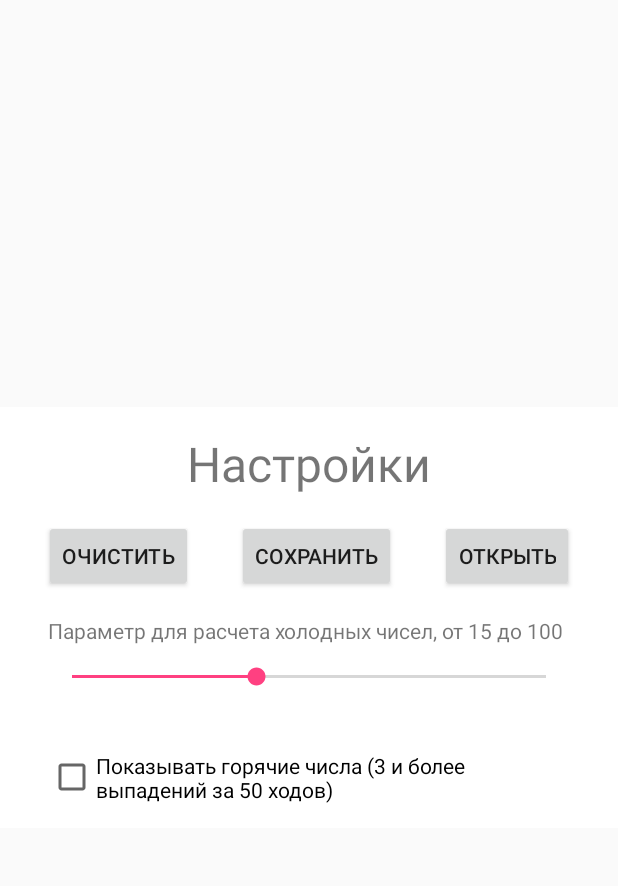
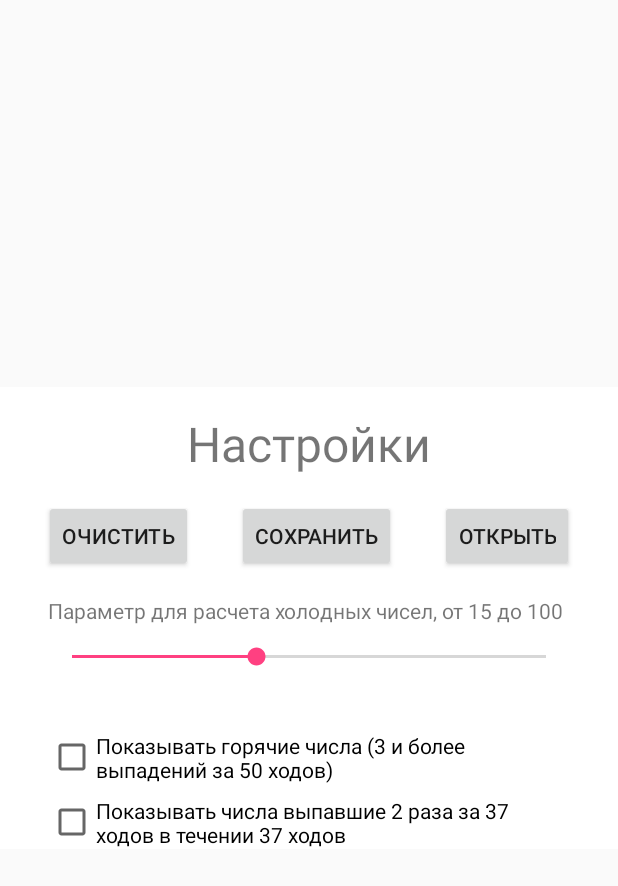
Before and after one commit to VASSUV/kazino, an Android app: the layout table_settings.xml on its own in the app's theme, with its tools: preview values and no code run, on a phone screen of 412 x 824 dp. Shown: the top 886 px of the screen. Run offline under Robolectric (Android 15) with nearby library versions, the phone set to English and light mode, and no system bars.

Commit message:
kazino version 1.0.2

```diff
--- a/app/src/main/java/ru/vassuv/kazino/repository/SharedData.kt
+++ b/app/src/main/java/ru/vassuv/kazino/repository/SharedData.kt
@@ -7,7 +7,7 @@ import ru.vassuv.kazino.FullscreenActivity
 
 enum class SharedData {
     LOG, LOG_STATE, IS_SAVE_LOG, LOG_FIELD1, LOG_FIELD2,
-    CHECK_COLD, CHECK_HOT,
+    CHECK_2_37, CHECK_HOT,
     COUNT_NOT_P;
 
     private val instance: SharedPreferences by lazy { PreferenceManager.getDefaultSharedPreferences(App.context) }
--- a/app/src/main/res/layout/table_settings.xml
+++ b/app/src/main/res/layout/table_settings.xml
@@ -1,6 +1,5 @@
 <?xml version="1.0" encoding="utf-8"?>
-<android.support.v4.widget.NestedScrollView
-    xmlns:android="http://schemas.android.com/apk/res/android"
+<android.support.v4.widget.NestedScrollView xmlns:android="http://schemas.android.com/apk/res/android"
     xmlns:app="http://schemas.android.com/apk/res-auto"
     android:layout_width="match_parent"
     android:layout_height="match_parent">
@@ -27,26 +26,27 @@
             android:layout_width="wrap_content"
             android:layout_height="wrap_content"
             android:text="Очистить"
-            app:layout_constraintTop_toBottomOf="@id/title"
             app:layout_constraintLeft_toLeftOf="parent"
             app:layout_constraintRight_toLeftOf="@+id/buttonSave"
-            />
+            app:layout_constraintTop_toBottomOf="@id/title" />
+
         <Button
             android:id="@+id/buttonSave"
             android:layout_width="wrap_content"
             android:layout_height="wrap_content"
             android:text="Сохранить"
-            app:layout_constraintTop_toTopOf="@id/buttonReset"
             app:layout_constraintLeft_toRightOf="@id/buttonReset"
-            app:layout_constraintRight_toLeftOf="@+id/buttonLoad"/>
+            app:layout_constraintRight_toLeftOf="@+id/buttonLoad"
+            app:layout_constraintTop_toTopOf="@id/buttonReset" />
+
         <Button
             android:id="@+id/buttonLoad"
             android:layout_width="wrap_content"
             android:layout_height="wrap_content"
             android:text="Открыть"
-            app:layout_constraintTop_toTopOf="@id/buttonReset"
             app:layout_constraintLeft_toRightOf="@id/buttonSave"
-            app:layout_constraintRight_toRightOf="parent" />
+            app:layout_constraintRight_toRightOf="parent"
+            app:layout_constraintTop_toTopOf="@id/buttonReset" />
 
         <TextView
             android:id="@+id/seekBarName"
@@ -86,29 +86,29 @@
             android:id="@+id/checkHot"
             android:layout_width="match_parent"
             android:layout_height="wrap_content"
+            android:layout_marginBottom="16dp"
             android:layout_marginEnd="32dp"
             android:layout_marginStart="32dp"
             android:layout_marginTop="8dp"
-            android:layout_marginBottom="16dp"
             android:background="?attr/selectableItemBackground"
             android:text="@string/check_hot"
             app:layout_constraintLeft_toLeftOf="parent"
             app:layout_constraintRight_toRightOf="parent"
-            app:layout_constraintTop_toBottomOf="@id/seekBarProgress"
+            app:layout_constraintTop_toBottomOf="@id/seekBarProgress" />
+
+        <CheckBox
+            android:id="@+id/check2_37"
+            android:layout_width="match_parent"
+            android:layout_height="wrap_content"
+            android:layout_marginEnd="32dp"
+            android:layout_marginStart="32dp"
+            android:layout_marginTop="8dp"
+            android:background="?attr/selectableItemBackground"
+            android:text="@string/check_2_37"
+            app:layout_constraintLeft_toLeftOf="parent"
+            app:layout_constraintRight_toRightOf="parent"
+            app:layout_constraintTop_toBottomOf="@id/checkHot"
             app:layout_constraintBottom_toBottomOf="parent"/>
-        <!--<CheckBox-->
-            <!--android:id="@+id/check2_37"-->
-            <!--android:layout_width="match_parent"-->
-            <!--android:layout_height="wrap_content"-->
-            <!--android:layout_marginEnd="32dp"-->
-            <!--android:layout_marginStart="32dp"-->
-            <!--android:layout_marginTop="8dp"-->
-            <!--android:background="?attr/selectableItemBackground"-->
-            <!--android:text="@string/check_2_37"-->
-            <!--app:layout_constraintLeft_toLeftOf="parent"-->
-            <!--app:layout_constraintRight_toRightOf="parent"-->
-            <!--app:layout_constraintTop_toBottomOf="@id/checkHot" />-->
-
 
 
     </android.support.constraint.ConstraintLayout>
--- a/app/src/main/res/values/strings.xml
+++ b/app/src/main/res/values/strings.xml
@@ -1,5 +1,5 @@
 <resources>
     <string name="app_name">R37</string>
-    <string name="check_2_37">Показывать числа выпавшие 2 раза за 37 ходов в течении 37 ходовхолодные</string>
+    <string name="check_2_37">Показывать числа выпавшие 2 раза за 37 ходов в течении 37 ходов</string>
     <string name="check_hot">Показывать горячие числа (3 и более выпадений за 50 ходов)</string>
 </resources>
```
Also changed, not shown: app/src/main/java/ru/vassuv/kazino/SettingsPagerFragment.kt (+8 -13 lines), app/src/main/java/ru/vassuv/kazino/repository/Counter.kt (+20 -10 lines).
